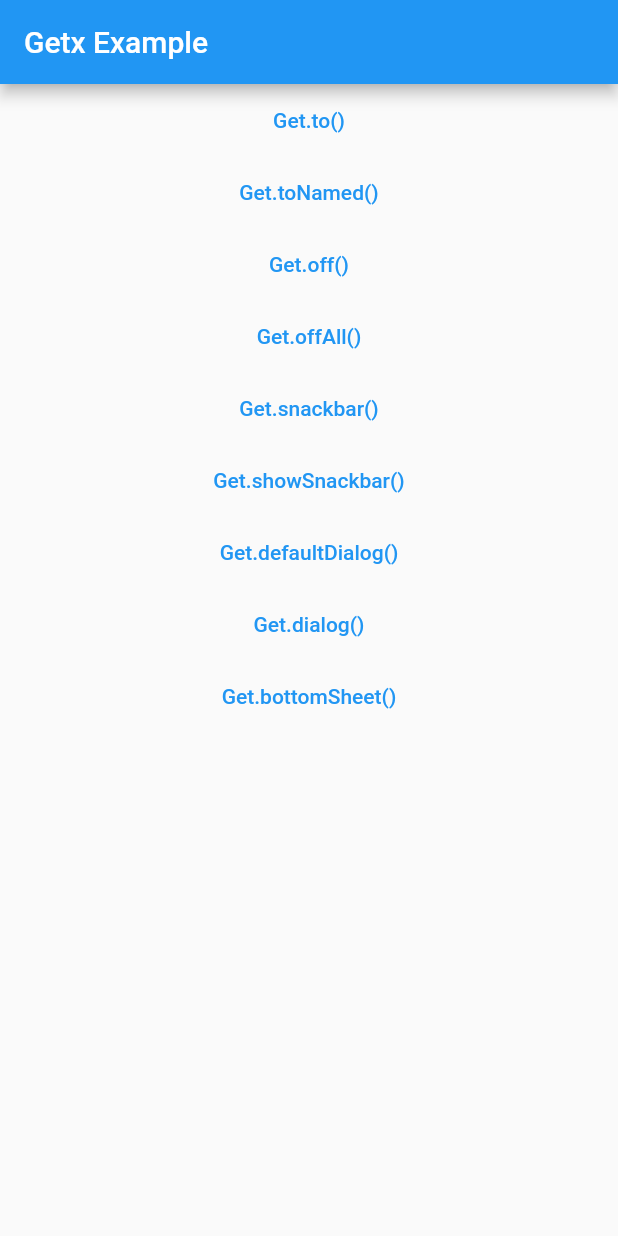
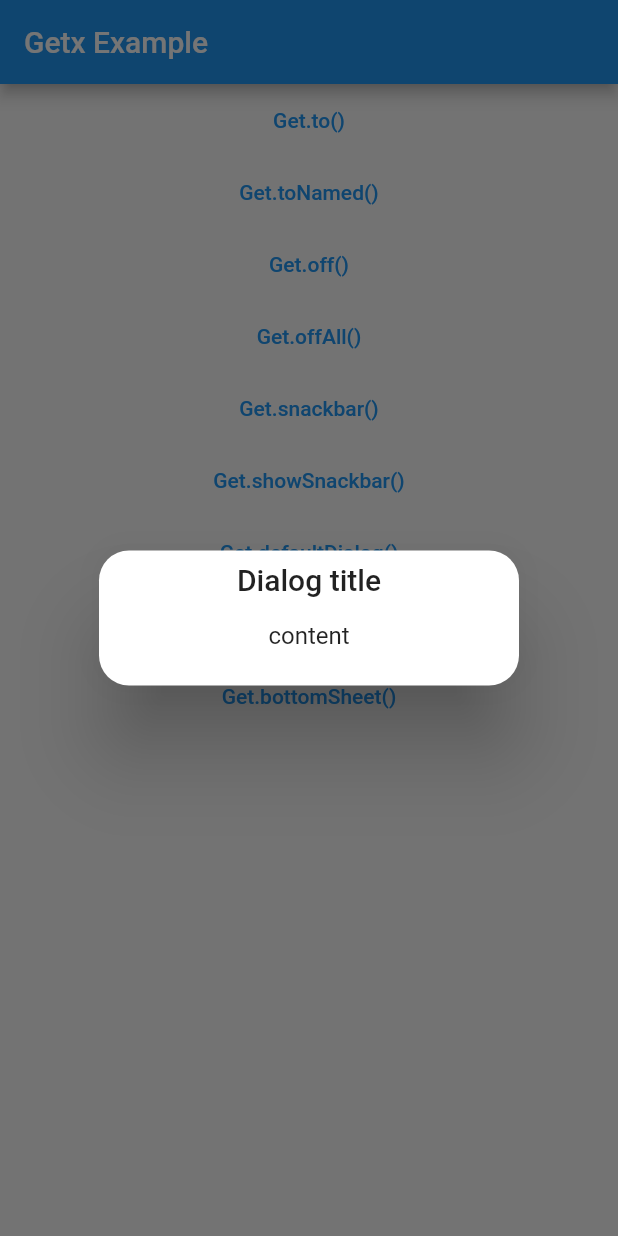
Before and after one commit to JangInHwa/flutter-getx-practice-1, a Flutter app: the screen it shows after launch, after a tap on "Get.defaultDialog()", on a phone screen of 412 x 824 dp. Run offline on Flutter 3.47's test engine with Material 2 defaults, Android fonts, the phone set to English and light mode, and no system bars; our stand-ins replace get.

Commit message:
Get.defaultDialog 구현

```diff
--- a/lib/main.dart
+++ b/lib/main.dart
@@ -70,7 +70,12 @@
               ));
             },
           ),
-          TextButton(child: const Text('Get.defaultDialog()'), onPressed: () {}),
+          TextButton(
+            child: const Text('Get.defaultDialog()'),
+            onPressed: () {
+              Get.defaultDialog(title: 'Dialog title', middleText: 'content');
+            },
+          ),
           TextButton(child: const Text('Get.dialog()'), onPressed: () {}),
           TextButton(child: const Text('Get.bottomSheet()'), onPressed: () {}),
         ],
```
